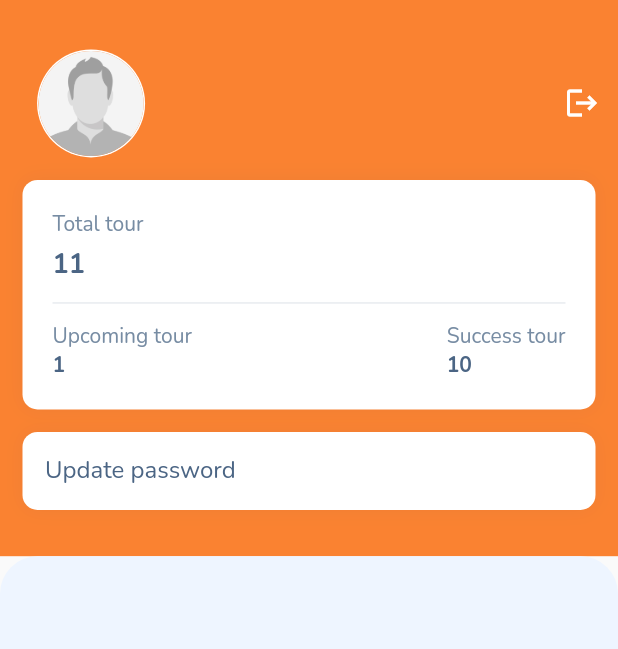
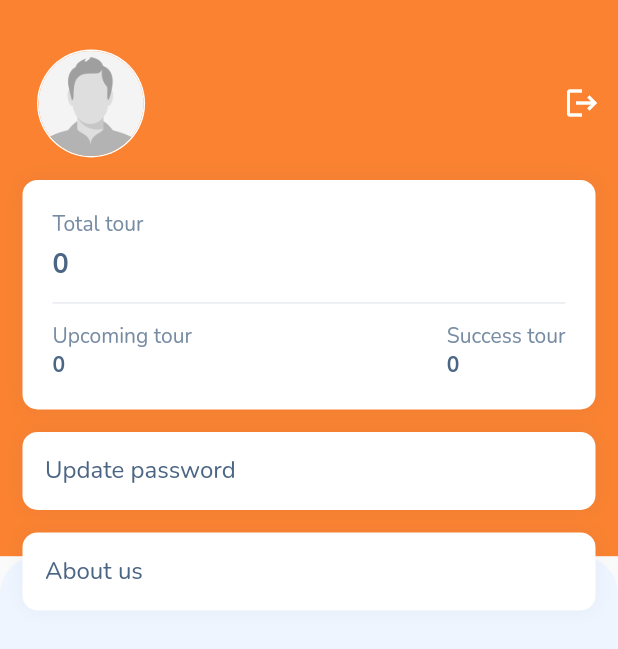
Before and after one commit to tonujewel/Tour-Tracking, a Flutter app: the SettingsScreen widget shown alone on an empty page, opened directly, on a phone screen of 412 x 824 dp. Shown: the top 649 px of the screen. Run offline on Flutter 3.47's test engine with Material 2 defaults, Android fonts, the phone set to English and light mode, and no system bars; our stand-ins replace cloud_firestore, curved_navigation_bar, firebase_auth, firebase_core, get, google_fonts and 2 more; accounts and stored records are empty.

Commit message:
setting design update

```diff
--- a/lib/view/bottom_navigation/setings_screen.dart
+++ b/lib/view/bottom_navigation/setings_screen.dart
@@ -13,8 +13,13 @@ class SettingsScreen extends StatefulWidget {
 class _SettingsScreenState extends State<SettingsScreen> {
   String name = "", email = "";
 
+  int successTour = 0, upcomingTour = 0;
+
+  Stream list;
+
   @override
   void initState() {
+    // user data
     FirebaseFirestore.instance
         .collection('users')
         .doc(prefs.getString("uid"))
@@ -33,9 +38,31 @@ class _SettingsScreenState extends State<SettingsScreen> {
       }
     });
 
+    queryValues();
+
     //  print("user data ${documentStream.length}");
 
     super.initState();
+  }
+
+  void queryValues() {
+    FirebaseFirestore.instance.collectionGroup('trip_list${prefs.getString("uid")}').snapshots().listen((snapshot) {
+      int tempTotal = snapshot.docs.length;
+
+      print("length  $tempTotal");
+      setState(() {
+        successTour = tempTotal;
+      });
+    });
+
+    FirebaseFirestore.instance.collectionGroup('plan${prefs.getString("uid")}').snapshots().listen((snapshot) {
+      int tempTotal = snapshot.docs.length;
+
+      print("length  $tempTotal");
+      setState(() {
+        upcomingTour = tempTotal;
+      });
+    });
   }
 
   @override
@@ -46,21 +73,22 @@ class _SettingsScreenState extends State<SettingsScreen> {
         physics: BouncingScrollPhysics(),
         children: [
           SizedBox(height: size.height * .04, width: size.height * .02),
-          prifileSection(size, context),
+          profileSection(size, context),
           earningContainer(size),
-          changePassword(size),
+          changePassword(size,"Update password"),
+          changePassword(size,"About us"),
         ],
       ),
     );
   }
 
-  GestureDetector changePassword(Size size) {
+  GestureDetector changePassword(Size size, String text) {
     return GestureDetector(
       onTap: () {
         // Get.to(UpdatePassword());
       },
       child: Container(
-        margin: EdgeInsets.all(15),
+        margin: EdgeInsets.only(left: 15,right: 15,top: 15),
         padding: EdgeInsets.all(15),
         width: size.width,
         decoration: BoxDecoration(
@@ -73,7 +101,7 @@ class _SettingsScreenState extends State<SettingsScreen> {
             Row(
               children: [
                 Text(
-                  "Update password",
+                  "$text",
                   style: TextStyle(color: Style.primaryTextColor, fontSize: 16),
                 ),
               ],
@@ -107,7 +135,7 @@ class _SettingsScreenState extends State<SettingsScreen> {
                   ),
                   SizedBox(height: 5),
                   Text(
-                    "11",
+                    "${successTour + upcomingTour}",
                     style: TextStyle(color: Style.primaryTextColor, fontSize: 18, fontWeight: FontWeight.bold),
                   ),
                 ],
@@ -125,11 +153,11 @@ class _SettingsScreenState extends State<SettingsScreen> {
             children: [
               tripColumn(
                 "Upcoming tour",
-                "1",
+                "$upcomingTour",
               ),
               tripColumn(
                 "Success tour",
-                "10",
+                "$successTour",
               ),
             ],
           )
@@ -138,7 +166,7 @@ class _SettingsScreenState extends State<SettingsScreen> {
     );
   }
 
-  Row prifileSection(Size size, BuildContext context) {
+  Row profileSection(Size size, BuildContext context) {
     return Row(
       mainAxisAlignment: MainAxisAlignment.spaceBetween,
       children: [
```
